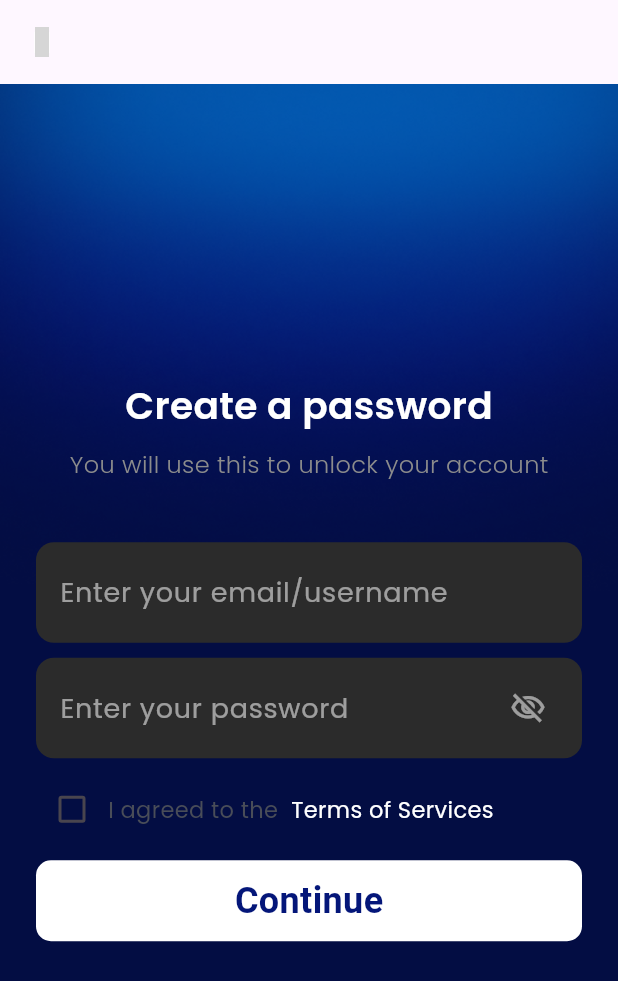
After one commit to BlockDAG-Hackathon/medilink, a Flutter app: the CreatePasswordScreen screen opened by its route, on a phone screen of 412 x 824 dp. The commit adds this screen. Shown: the top 981 px of the screen. Run offline on Flutter 3.47's test engine with Material 3 defaults, Android fonts, the phone set to English and light mode, and no system bars; our stand-ins replace get, google_fonts, hugeicons; grey boxes are pictures that could not be loaded.

Commit message:
added the create password screen

```diff
--- /dev/null
+++ b/lib/pages/auth/create_password.dart
@@ -0,0 +1,110 @@
+import 'package:flutter/material.dart';
+import 'package:get/get.dart';
+import 'package:google_fonts/google_fonts.dart';
+import 'package:hackathon_app/ui/btn.dart';
+import 'package:hackathon_app/ui/input.dart';
+import 'package:hugeicons/hugeicons.dart';
+
+class CreatePasswordScreen extends StatelessWidget {
+  const CreatePasswordScreen({super.key});
+
+  @override
+  Widget build(BuildContext context) {
+    return Scaffold(
+      extendBodyBehindAppBar: true,
+      appBar: AppBar(
+        leading: HugeIcon(
+          icon: HugeIcons.strokeRoundedExchange01,
+          color: Colors.white,
+          size: 20,
+        ),
+      ),
+      body: Stack(
+        children: [
+          Image.asset(
+            "assets/backgrounds/background.png",
+            width: Get.width,
+            height: Get.height,
+            fit: BoxFit.cover,
+            opacity: const AlwaysStoppedAnimation(1.0),
+          ),
+          SafeArea(
+            child: Container(
+              padding: EdgeInsets.all(24),
+              child: Column(
+                mainAxisAlignment: MainAxisAlignment.center,
+                crossAxisAlignment: CrossAxisAlignment.center,
+                spacing: 10,
+                children: [
+                  Column(
+                    crossAxisAlignment: CrossAxisAlignment.center,
+                    spacing: 10,
+                    children: [
+                      Text(
+                        "Create a password",
+                        style: GoogleFonts.poppins(
+                          color: Color(0xFFFFFFFF),
+                          fontSize: 25,
+                          fontWeight: FontWeight.w600,
+                        ),
+                      ),
+                      Text(
+                        "You will use this to unlock your account",
+                        style: GoogleFonts.poppins(
+                          color: Color(0xFF8C8C8C),
+                          fontSize: 16,
+                          fontWeight: FontWeight.w300,
+                        ),
+                      ),
+                    ],
+                  ),
+                  SizedBox(height: 20),
+                  Input(
+                    hintText: "Enter your email/username",
+                    isPassword: false,
+                  ),
+                  Input(hintText: "Enter your password", isPassword: true),
+                  GestureDetector(
+                    child: Row(
+                      children: [
+                        Checkbox(
+                          value: false,
+                          onChanged: (value) {},
+                          checkColor: Colors.white,
+                          activeColor: Colors.white,
+                        ),
+                        Text(
+                          "I agreed to the ",
+                          style: GoogleFonts.poppins(
+                            color: Color(0xFF494D58),
+                            fontSize: 15,
+                            fontWeight: FontWeight.w400,
+                          ),
+                        ),
+                        Text(
+                          " Terms of Services",
+                          style: GoogleFonts.poppins(
+                            color: Color(0xFFFFFFFF),
+                            fontSize: 15,
+                            fontWeight: FontWeight.w400,
+                          ),
+                        ),
+                      ],
+                    ),
+                  ),
+
+                  Btn(
+                    onClick: () {},
+                    label: "Continue",
+                    fontWeight: FontWeight.w600,
+                    bgColor: Colors.white,
+                  ),
+                ],
+              ),
+            ),
+          ),
+        ],
+      ),
+    );
+  }
+}
--- a/lib/pages/auth/signup/signup.dart
+++ b/lib/pages/auth/signup/signup.dart
@@ -1,6 +1,7 @@
 import 'package:flutter/material.dart';
 import 'package:google_fonts/google_fonts.dart';
 import 'package:get/get.dart';
+import 'package:hackathon_app/pages/auth/signup/steps/emergency_access.dart';
 import '../../../controllers/signup_controller.dart';
 import '../../../pages/auth/signup/steps/medical_info.dart';
 import '../../../pages/auth/signup/steps/welcome.dart';
@@ -109,6 +110,8 @@ class SignupScreen extends StatelessWidget {
         return MedicalInfo();
       case 2:
         return _buildPersonalInfoStep();
+      case 3:
+        return EmergencyAccess();
       default:
         return const Welcome();
     }
@@ -186,7 +189,7 @@ class SignupScreen extends StatelessWidget {
   }
 
   void _handleContinue() {
-    if (controller.activeIndex.value < 2) {
+    if (controller.activeIndex.value < 3) {
       controller.activeIndex.value += 1;
     } else {
       // Complete signup process
--- a/lib/routes/app_routes.dart
+++ b/lib/routes/app_routes.dart
@@ -11,13 +11,12 @@ import 'package:hackathon_app/pages/auth/signup/signup.dart';
 import 'package:hackathon_app/pages/auth/splash.dart';
 import 'package:hackathon_app/pages/details.dart';
 import 'package:hackathon_app/pages/auth/login.dart';
+import 'package:hackathon_app/pages/auth/create_password.dart';
 import 'package:hackathon_app/pages/onboarding.dart';
 import 'package:hackathon_app/pages/auth/signup/signup_options.dart';
 
-
-
 class AppPages {
-    static const initial = '/'; // Set initial route to a known path
+  static const initial = '/'; // Set initial route to a known path
   static const home = '/home';
   static const onboarding = '/onboarding';
   static const login = '/login';
@@ -25,6 +24,7 @@ class AppPages {
   static const signupOptions = '/signup-options';
   static const details = '/details/:id';
   static const auth = '/auth';
+  static const createPassword = '/create-password';
   static const passphrase = '/passphrase/backup';
   static const confirmBackup = '/passphrase/backup/confirm';
   static const generatePassphrase = '/passphrase/generate-passphrase';
@@ -37,58 +37,30 @@ class AppPages {
       page: () => SplashScreen(),
       binding: BindingsBuilder(() {
         Get.lazyPut<SplashController>(() => SplashController());
-      }),    ),
+      }),
+    ),
     GetPage(
       name: home,
-      page: () =>  HomeScreen(),
+      page: () => HomeScreen(),
       // Optional: Add a transition for flair
       transition: Transition.fadeIn,
     ),
-    GetPage(
-      name: onboarding,
-      page: () => const OnboardingScreen(),
-    ),
+    GetPage(name: onboarding, page: () => const OnboardingScreen()),
     GetPage(
       name: login,
       page: () => const LoginScreen(),
       transition: Transition.downToUp,
     ),
-    GetPage(
-      name: signup,
-      page: () =>  SignupScreen(),
-    ),
-    GetPage(
-      name: signupOptions,
-      page: () => SignupOptionsScreen(),
-    ),
+    GetPage(name: signup, page: () => SignupScreen()),
+    GetPage(name: signupOptions, page: () => SignupOptionsScreen()),
     // Example of a route with a dynamic path parameter
-    GetPage(
-      name: details,
-      page: () => const DetailsScreen(),
-    ),
-    GetPage(
-      name: auth,
-      page: () => const AuthScreen(),
-    ),
-    GetPage(
-      name: passphrase,
-      page: () => NewWalletScreen(),
-    ),
-    GetPage(
-      name: confirmBackup,
-      page: () => SecretPhraseIntroScreen(),
-    ),
-    GetPage(
-      name: generatePassphrase,
-      page: () => GeneratePhrasesScreen(),
-    ),
-    GetPage(
-      name: confirmPhrase,
-      page: () => ConfirmSeedPhrasesScreen(),
-    ),
-    GetPage(
-      name: completeWalletAuth,
-      page: () => CompletedAuthScreen(),
-    ),
+    GetPage(name: details, page: () => const DetailsScreen()),
+    GetPage(name: auth, page: () => const AuthScreen()),
+    GetPage(name: passphrase, page: () => NewWalletScreen()),
+    GetPage(name: confirmBackup, page: () => SecretPhraseIntroScreen()),
+    GetPage(name: generatePassphrase, page: () => GeneratePhrasesScreen()),
+    GetPage(name: confirmPhrase, page: () => ConfirmSeedPhrasesScreen()),
+    GetPage(name: completeWalletAuth, page: () => CompletedAuthScreen()),
+    GetPage(name: createPassword, page: () => CreatePasswordScreen()),
   ];
 }
```
Also changed, not shown: lib/pages/auth/signup/steps/emergency_access.dart (added, +85 -0 lines).
